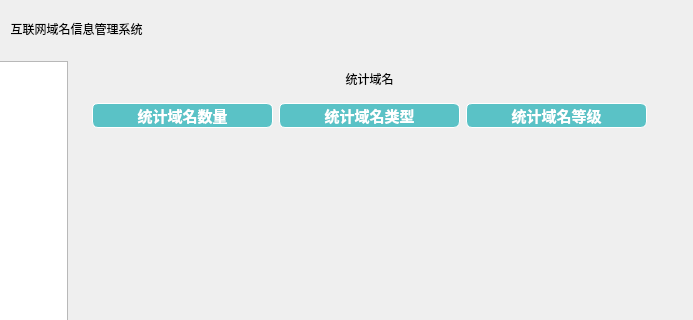
First picture: the form in src/IDNIMS.ui, repository Miki-Riako/Internet-Domain-Name-Information-Management-System, before the edit; both pictures show x 540 to 1233 and y 0 to 320 of the 1233 by 889 pixel window.
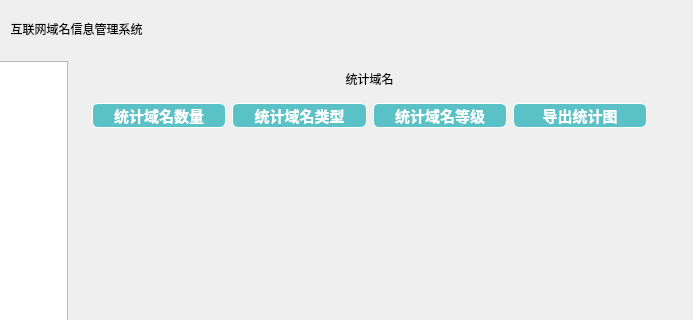
Second picture: the form after the edit. The open tabs and pages were chosen to show the change. Icons and pictures are not drawn. Custom widgets are drawn as their Qt base class.

```diff
--- a/src/IDNIMS.ui
+++ b/src/IDNIMS.ui
@@ -887,6 +887,36 @@
                     </property>
                    </widget>
                   </item>
+                  <item>
+                   <widget class="QPushButton" name="pushButton">
+                    <property name="styleSheet">
+                     <string notr="true">QPushButton {
+	border: 0.5px solid white;
+	border-radius: 6px;
+	background-color: rgb(90, 194, 198);
+	min-width: 80px;
+	font-family: &quot;Times New Roman&quot;;
+	font-size: 11pt;
+	font-weight: bold;
+	color: white;
+}
+
+QPushButton:hover {
+	border: 0.5px solid white;
+	border-radius: 6px;
+	background-color: #1fab89;
+	min-width: 80px;
+	font-family: &quot;Times New Roman&quot;;
+	font-size: 10pt;
+	font-weight: bold;
+	color: white;
+}</string>
+                    </property>
+                    <property name="text">
+                     <string>导出统计图</string>
+                    </property>
+                   </widget>
+                  </item>
                  </layout>
                 </widget>
                </item>
```
Left out of the diff: 2 changed lines with no effect on the pictures.
